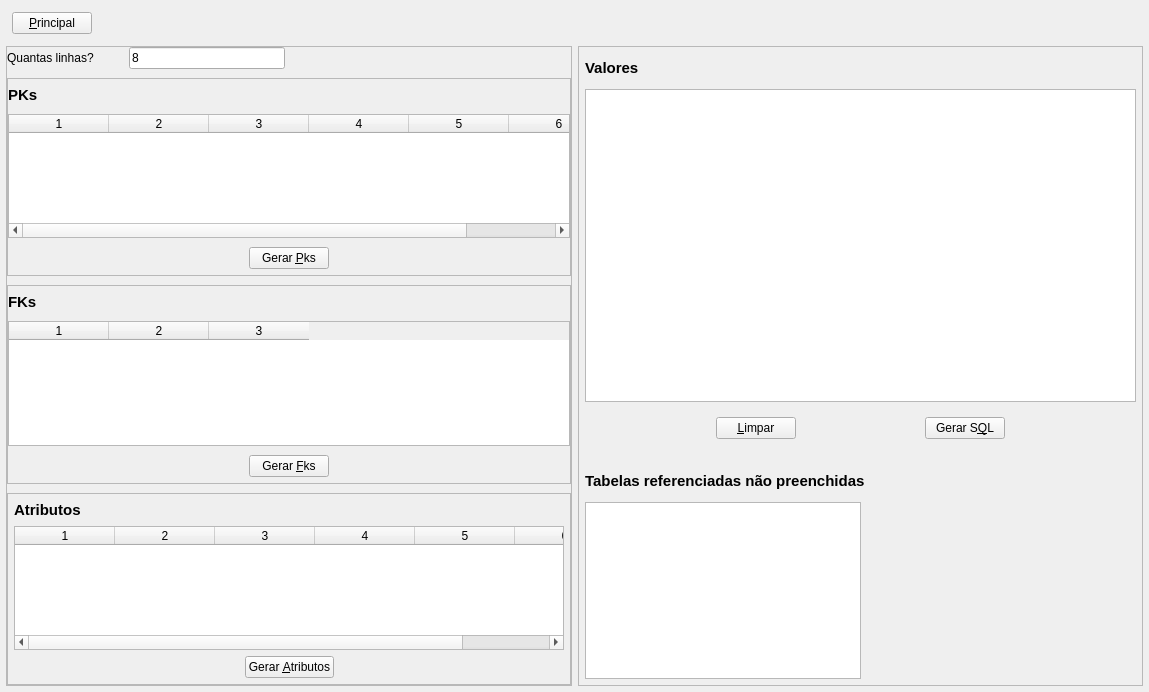
This is code/sql/applications/insert_generator/table_insert_generator.ui in rodrigocanellas/tenacitas as Qt 5 draws it before an edit. The edited form follows.
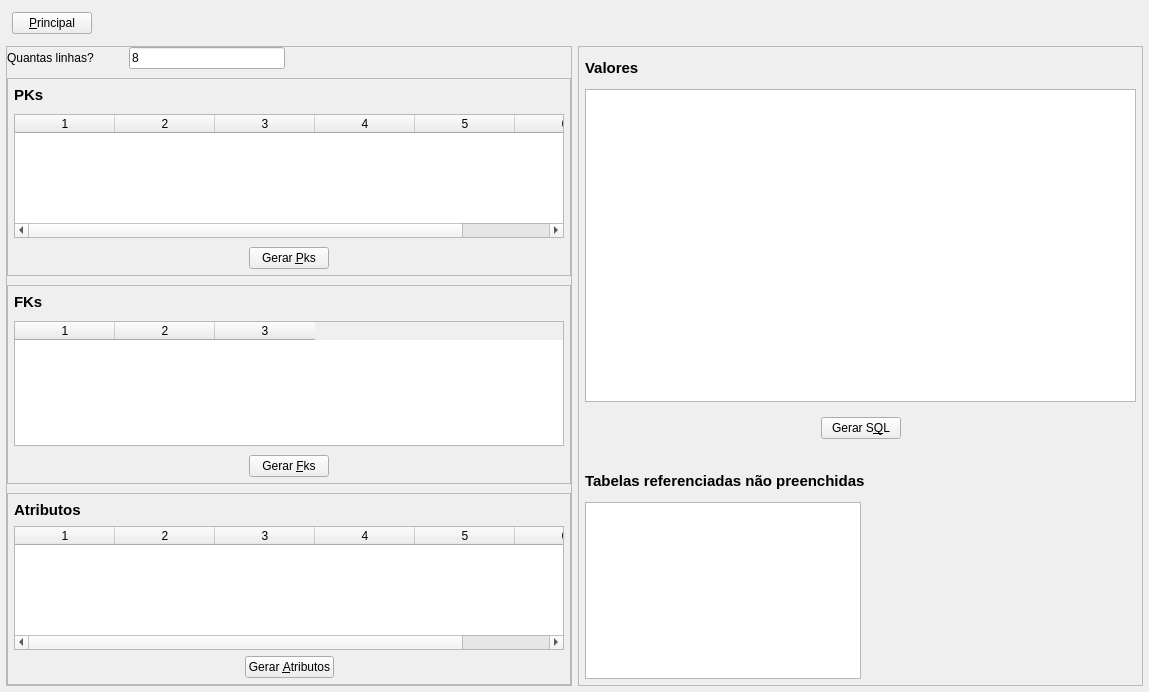
This is the edited form. Icons and pictures are not drawn.

Commit message: 'fixed_value_generator' created

What changed in the file:
```diff
--- a/code/sql/applications/insert_generator/table_insert_generator.ui
+++ b/code/sql/applications/insert_generator/table_insert_generator.ui
@@ -161,13 +161,13 @@
              <number>9</number>
             </property>
             <property name="leftMargin">
-             <number>0</number>
+             <number>6</number>
             </property>
             <property name="topMargin">
              <number>6</number>
             </property>
             <property name="rightMargin">
-             <number>0</number>
+             <number>6</number>
             </property>
             <property name="bottomMargin">
              <number>6</number>
@@ -278,13 +278,13 @@
              <number>9</number>
             </property>
             <property name="leftMargin">
-             <number>0</number>
+             <number>6</number>
             </property>
             <property name="topMargin">
              <number>6</number>
             </property>
             <property name="rightMargin">
-             <number>0</number>
+             <number>6</number>
             </property>
             <property name="bottomMargin">
              <number>6</number>
@@ -561,26 +561,6 @@
               </property>
              </spacer>
             </item>
-            <item>
-             <widget class="QPushButton" name="btnClear">
-              <property name="text">
-               <string>&amp;Limpar</string>
-              </property>
-             </widget>
-            </item>
-            <item>
-             <spacer name="horizontalSpacer_7">
-              <property name="orientation">
-               <enum>Qt::Horizontal</enum>
-              </property>
-              <property name="sizeHint" stdset="0">
-               <size>
-                <width>40</width>
-                <height>20</height>
-               </size>
-              </property>
-             </spacer>
-            </item>
             <item>
              <widget class="QPushButton" name="btnGenSql">
               <property name="text">
```
The commit also changes 16 other files.
